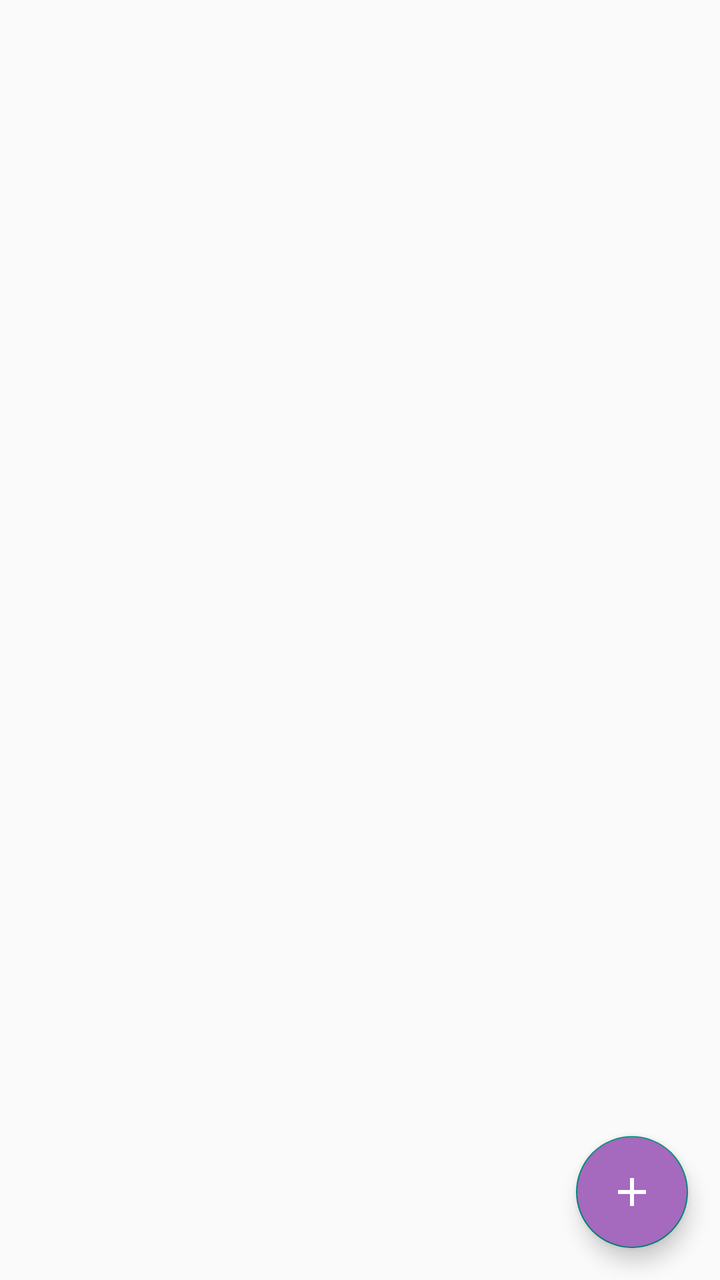
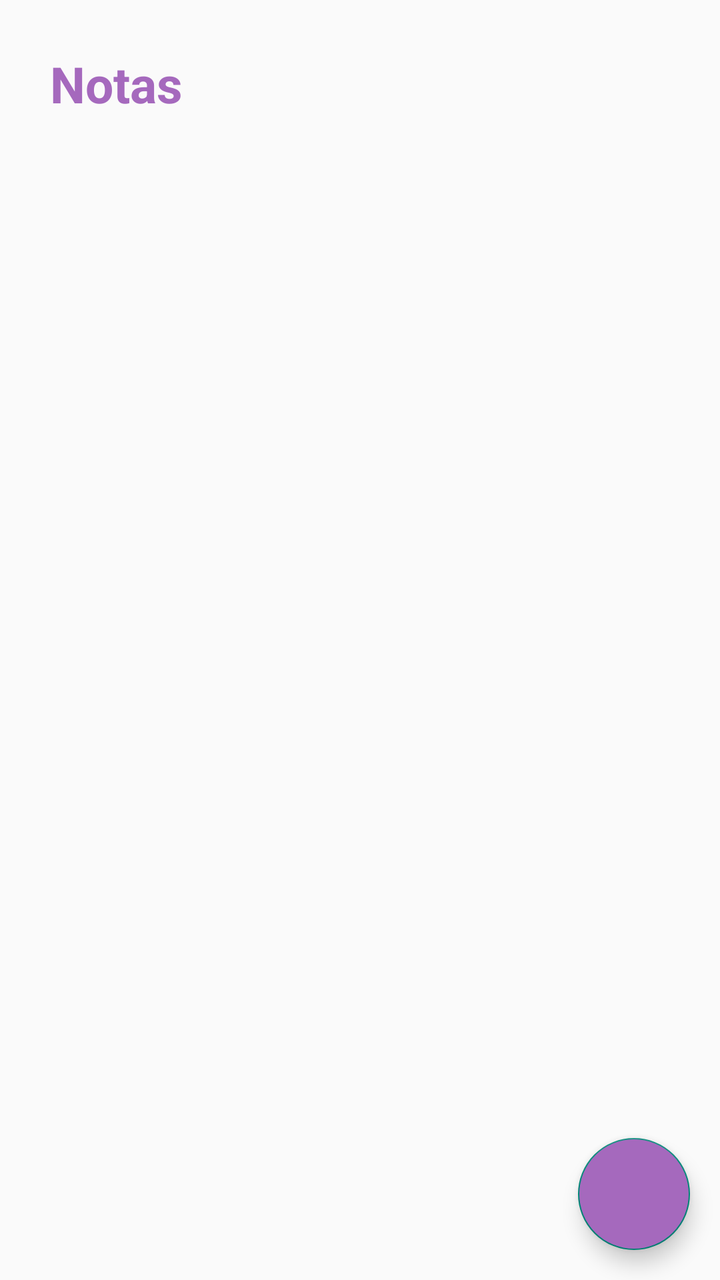

Two renders of the same Android screen: before a commit and after it. Below are the layout's source before the change and the commit's diff.
<!-- AndroidManifest.xml: activity theme Theme.Nota_appSQlite -->
<!-- res/layout/activity_main.xml -->
<?xml version="1.0" encoding="utf-8"?>
<RelativeLayout xmlns:android="http://schemas.android.com/apk/res/android"
    xmlns:app="http://schemas.android.com/apk/res-auto"
    xmlns:tools="http://schemas.android.com/tools"
    android:id="@+id/main"
    android:layout_width="match_parent"
    android:layout_height="match_parent"
    tools:context=".MainActivity">

    <com.google.android.material.floatingactionbutton.FloatingActionButton
        android:id="@+id/fabAgregarNota"
        android:layout_width="wrap_content"
        android:layout_height="wrap_content"
        android:layout_alignParentBottom="true"
        android:layout_alignParentEnd="true"
        android:layout_marginBottom="16dp"
        android:layout_marginEnd="16dp"
        android:src="@drawable/ic_agregar_nota"
        android:backgroundTint="@color/morado"
        app:tint="@color/white"
        android:contentDescription="Agregar nota"/>

</RelativeLayout>
<!-- resources referenced by this layout -->
<resources>
  <color name="morado">#A569BD</color>
  <color name="white">#FFFFFFFF</color>
  <!-- drawable ic_agregar_nota (drawable) -->
  <vector xmlns:android="http://schemas.android.com/apk/res/android" android:height="24dp" android:tint="#000000" android:viewportHeight="24" android:viewportWidth="24" android:width="24dp">
        
      <path android:fillColor="@android:color/white" android:pathData="M19,13h-6v6h-2v-6H5v-2h6V5h2v6h6v2z"/>
      
  </vector>
  <style name="Theme.Nota_appSQlite" parent="Theme.AppCompat.Light.NoActionBar">
          <item name="colorPrimary">@color/morado</item>
          <item name="colorPrimaryVariant">@color/morado</item>
          <item name="android:statusBarColor">@color/morado</item>
      </style>
</resources>

<!-- the commit's change to res/layout/activity_main.xml (unified diff, before → after) -->
@@ -7,17 +7,84 @@
     android:layout_height="match_parent"
     tools:context=".MainActivity">
 
+    <TextView
+        android:id="@+id/txtNotas"
+        android:text="@string/txtNotas"
+        android:layout_alignParentTop="true"
+        android:layout_marginTop="15dp"
+        android:layout_marginStart="15dp"
+        android:textColor="@color/morado"
+        android:textSize="25sp"
+        android:textStyle="bold"
+        android:padding="10dp"
+        android:layout_width="wrap_content"
+        android:layout_height="wrap_content"/>
+
+    <androidx.recyclerview.widget.RecyclerView
+        android:id="@+id/notasRv"
+        android:layout_below="@+id/txtNotas"
+        android:padding="15dp"
+        tools:listitem="@layout/item_nota"
+        android:layout_width="match_parent"
+        android:layout_height="match_parent"/>
+
     <com.google.android.material.floatingactionbutton.FloatingActionButton
         android:id="@+id/fabAgregarNota"
+        android:layout_alignParentBottom="true"
+        android:layout_alignParentEnd="true"
+        android:layout_marginBottom="15dp"
+        android:layout_marginEnd="15dp"
+        android:layout_marginStart="15dp"
+        android:layout_marginTop="15dp"
+        android:backgroundTint="@color/morado"
+        app:tint="@color/white"
+        android:layout_width="wrap_content"
+        android:layout_height="wrap_content"/>
+
+</RelativeLayout>
+<!-- res/layout/item_nota.xml (included above) -->
+<?xml version="1.0" encoding="utf-8"?>
+<com.google.android.material.card.MaterialCardView xmlns:android="http://schemas.android.com/apk/res/android"
+    android:layout_width="match_parent"
+    android:layout_height="wrap_content"
+    xmlns:app="http://schemas.android.com/apk/res-auto"
+    app:cardCornerRadius="8dp"
+    app:cardElevation="4dp"
+    app:cardUseCompatPadding="true">
+
+    <androidx.appcompat.widget.LinearLayoutCompat
+        android:layout_width="match_parent"
+        android:layout_height="wrap_content"
+        android:orientation="vertical"
+        android:padding="15dp">
+
+    <RelativeLayout
+        android:layout_width="match_parent"
+        android:layout_height="wrap_content"
+        android:orientation="horizontal"
+        android:layout_marginTop="10dp">
+
+    <TextView
+        android:id="@+id/item_titulo"
+        android:text="@string/item_titulo"
+        android:textColor="@color/morado"
+        android:textStyle="bold"
         android:layout_width="wrap_content"
         android:layout_height="wrap_content"
-        android:layout_alignParentBottom="true"
-        android:layout_alignParentEnd="true"
-        android:layout_marginBottom="16dp"
-        android:layout_marginEnd="16dp"
-        android:src="@drawable/ic_agregar_nota"
-        android:backgroundTint="@color/morado"
-        app:tint="@color/white"
-        android:contentDescription="Agregar nota"/>
 
-</RelativeLayout>
+
+        />
+    </RelativeLayout>
+
+    <TextView
+        android:id="@+id/item_descripcion"
+        android:text="@string/item_descripcion"
+        android:maxLines="3"
+        android:layout_marginTop="5dp"
+        android:layout_width="wrap_content"
+        android:layout_height="wrap_content"/>
+
+    </androidx.appcompat.widget.LinearLayoutCompat>
+
+
+</com.google.android.material.card.MaterialCardView>
<!-- resource entries referenced after the edit -->
@@ -2,12 +2,9 @@
 <resources>
   <color name="morado">#A569BD</color>
   <color name="white">#FFFFFFFF</color>
-  <!-- drawable ic_agregar_nota (drawable) -->
-  <vector xmlns:android="http://schemas.android.com/apk/res/android" android:height="24dp" android:tint="#000000" android:viewportHeight="24" android:viewportWidth="24" android:width="24dp">
-        
-      <path android:fillColor="@android:color/white" android:pathData="M19,13h-6v6h-2v-6H5v-2h6V5h2v6h6v2z"/>
-      
-  </vector>
+  <string name="item_descripcion">Descripcion</string>
+  <string name="item_titulo">Titulo</string>
+  <string name="txtNotas">Notas</string>
   <style name="Theme.Nota_appSQlite" parent="Theme.AppCompat.Light.NoActionBar">
           <item name="colorPrimary">@color/morado</item>
           <item name="colorPrimaryVariant">@color/morado</item>
